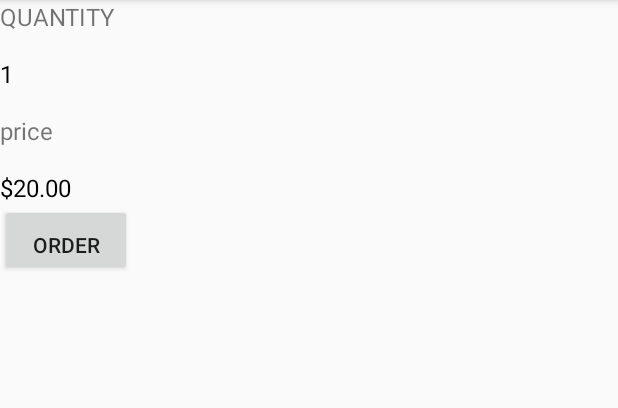
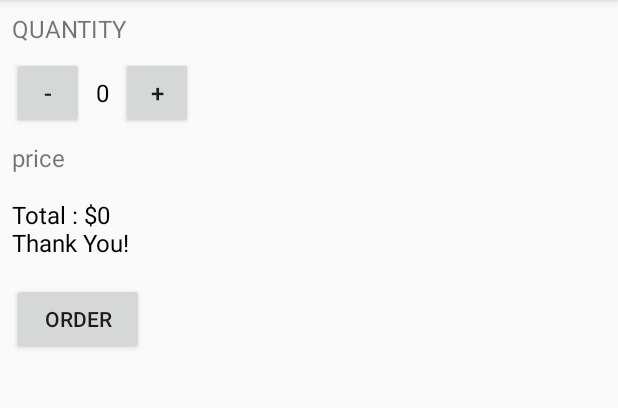
Before and after one commit to Ayesha049/Book-Exchange, an Android app: the screen it shows after launch (MainActivity), after a tap on "ORDER", on a phone screen of 412 x 824 dp, the part 84-492 px from its top. Run offline under Robolectric (Android 15) with nearby library versions, the phone set to English and light mode, and no system bars.

Commit message:
just java app complete

```diff
--- a/JustJava/app/src/main/java/com/example/android/justjava/MainActivity.java
+++ b/JustJava/app/src/main/java/com/example/android/justjava/MainActivity.java
@@ -12,18 +12,34 @@ import java.text.NumberFormat;
  */
 public class MainActivity extends AppCompatActivity {
 
+    public int numberOfCoffee=0;
+
     @Override
     protected void onCreate(Bundle savedInstanceState) {
         super.onCreate(savedInstanceState);
         setContentView(R.layout.activity_main);
     }
 
+    public void increment(View view){
+        numberOfCoffee=numberOfCoffee+1;
+        display(numberOfCoffee);
+    }
+
+    public void decrement(View view){
+        numberOfCoffee=numberOfCoffee-1;
+        display(numberOfCoffee);
+    }
+
     /**
      * This method is called when the order button is clicked.
      */
     public void submitOrder(View view) {
-        display(1);
-        displayPrice(2*10);
+        //display(numberOfCoffee);
+        //displayPrice(numberOfCoffee*10);
+        String priceMessage="Total : " + "$"+numberOfCoffee*10 + "\n" + "Thank You!";
+        displayMessage(priceMessage);
+        //priceMessage="Thank You!";
+
     }
 
     /**
@@ -42,4 +58,12 @@ public class MainActivity extends AppCompatActivity {
         priceTextView.setText(NumberFormat.getCurrencyInstance().format(number));
     }
 
+    /**
+     * This method displays the given text on the screen.
+     */
+    private void displayMessage(String message) {
+        TextView priceTextView = (TextView) findViewById(R.id.price_text_view);
+        priceTextView.setText(message);
+    }
+
 }
--- a/JustJava/app/src/main/res/layout/activity_main.xml
+++ b/JustJava/app/src/main/res/layout/activity_main.xml
@@ -1,6 +1,5 @@
 <?xml version="1.0" encoding="utf-8"?>
-<LinearLayout
-    xmlns:android="http://schemas.android.com/apk/res/android"
+<LinearLayout xmlns:android="http://schemas.android.com/apk/res/android"
     xmlns:tools="http://schemas.android.com/tools"
     android:layout_width="match_parent"
     android:layout_height="match_parent"
@@ -12,43 +11,69 @@
         android:id="@+id/quantity"
         android:layout_width="wrap_content"
         android:layout_height="wrap_content"
+        android:padding="8dp"
         android:text="@string/QUANTITY"
-        android:textSize="16sp"
-        android:paddingBottom="16dp"
-        />
+        android:textSize="16sp" />
+
+    <LinearLayout
+        android:layout_width="match_parent"
+        android:layout_height="wrap_content"
+        android:orientation="horizontal">
+
+        <Button
+            android:layout_width="48dp"
+            android:layout_height="48dp"
+            android:layout_marginLeft="8dp"
+            android:onClick="decrement"
+            android:text="-"
+            android:textSize="16sp" />
+
 
         <TextView
             android:id="@+id/quantity_text_view"
             android:layout_width="wrap_content"
             android:layout_height="wrap_content"
+            android:padding="8dp"
             android:text="@string/zero"
             android:textColor="@color/black"
             android:textSize="16sp" />
+
+
+        <Button
+            android:layout_width="48dp"
+            android:layout_height="48dp"
+            android:layout_marginRight="8dp"
+            android:onClick="increment"
+            android:text="+"
+            android:textSize="16sp" />
+
+    </LinearLayout>
+
+
     <TextView
         android:id="@+id/price"
         android:layout_width="wrap_content"
         android:layout_height="wrap_content"
+        android:padding="8dp"
+        android:paddingBottom="16dp"
         android:text="@string/price"
-        android:paddingTop="16dp"
-        android:textSize="16sp"
-        android:paddingBottom="16dp"
-        />
+        android:textSize="16sp" />
 
     <TextView
         android:id="@+id/price_text_view"
         android:layout_width="wrap_content"
         android:layout_height="wrap_content"
-        android:text="@string/zero"
+        android:padding="8dp"
+        android:text="@string/zerod"
         android:textColor="@color/black"
         android:textSize="16sp" />
+
     <Button
         android:layout_width="wrap_content"
         android:layout_height="wrap_content"
-        android:paddingTop="16dp"
-        android:text="@string/ord"
-        android:onClick="submitOrder"/>
-
-
+        android:layout_margin="8dp"
+        android:onClick="submitOrder"
+        android:text="@string/ord" />
 
 
 </LinearLayout>
--- a/JustJava/app/src/main/res/values/strings.xml
+++ b/JustJava/app/src/main/res/values/strings.xml
@@ -3,5 +3,6 @@
     <string name="QUANTITY">QUANTITY</string>
     <string name="ord">order</string>
     <string name="zero">0</string>
+    <string name="zerod">$0</string>
     <string name="price">price</string>
 </resources>
```
Lines whose indentation alone changed are shown as unchanged.
